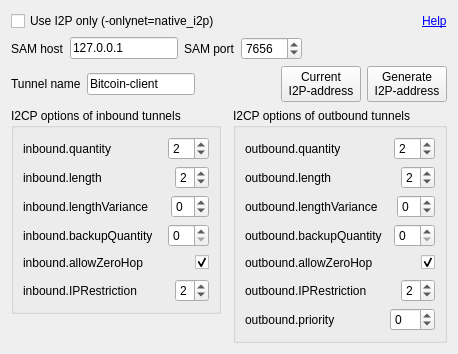
First picture: the form in bitcoin-qt/src/qt/forms/i2poptionswidget.ui, repository justusranvier/bitcoin, before the edit.
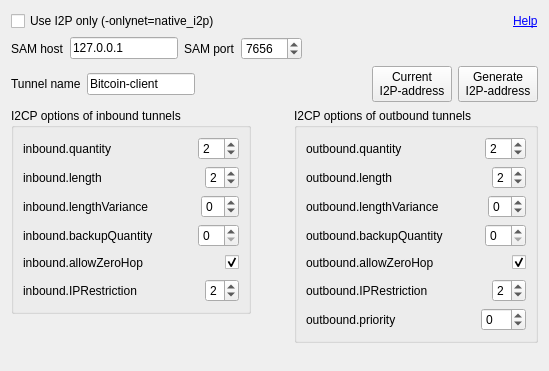
Second picture: the form after the edit.

The edit to the form file:
```diff
--- a/bitcoin-qt/src/qt/forms/i2poptionswidget.ui
+++ b/bitcoin-qt/src/qt/forms/i2poptionswidget.ui
@@ -6,8 +6,8 @@
    <rect>
     <x>0</x>
     <y>0</y>
-    <width>458</width>
-    <height>350</height>
+    <width>549</width>
+    <height>371</height>
    </rect>
   </property>
   <property name="windowTitle">
```
Left out of the diff: 4 changed lines with no effect on the pictures.
